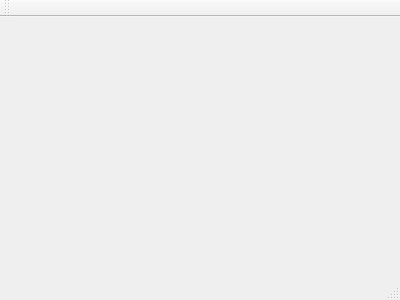
This is SignalsSlots/mainwindow.ui in CodexVII/Qt as Qt 5 draws it before an edit. The edited form follows.
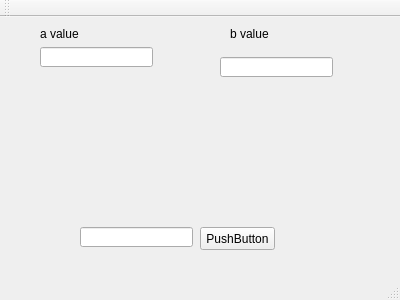
This is the edited form.

Patch:
```diff
--- a/SignalsSlots/mainwindow.ui
+++ b/SignalsSlots/mainwindow.ui
@@ -12,13 +12,98 @@
   <property name="windowTitle" >
    <string>MainWindow</string>
   </property>
-  <widget class="QMenuBar" name="menuBar" />
-  <widget class="QToolBar" name="mainToolBar" />
-  <widget class="QWidget" name="centralWidget" />
-  <widget class="QStatusBar" name="statusBar" />
+  <widget class="QWidget" name="centralWidget">
+   <widget class="QLineEdit" name="aValue">
+    <property name="geometry">
+     <rect>
+      <x>40</x>
+      <y>30</y>
+      <width>113</width>
+      <height>20</height>
+     </rect>
+    </property>
+   </widget>
+   <widget class="QLineEdit" name="bValue">
+    <property name="geometry">
+     <rect>
+      <x>220</x>
+      <y>40</y>
+      <width>113</width>
+      <height>20</height>
+     </rect>
+    </property>
+   </widget>
+   <widget class="QPushButton" name="pushButton">
+    <property name="geometry">
+     <rect>
+      <x>200</x>
+      <y>210</y>
+      <width>75</width>
+      <height>23</height>
+     </rect>
+    </property>
+    <property name="text">
+     <string>PushButton</string>
+    </property>
+   </widget>
+   <widget class="QLabel" name="label">
+    <property name="geometry">
+     <rect>
+      <x>40</x>
+      <y>10</y>
+      <width>47</width>
+      <height>13</height>
+     </rect>
+    </property>
+    <property name="text">
+     <string>a value</string>
+    </property>
+   </widget>
+   <widget class="QLabel" name="label_2">
+    <property name="geometry">
+     <rect>
+      <x>230</x>
+      <y>10</y>
+      <width>47</width>
+      <height>13</height>
+     </rect>
+    </property>
+    <property name="text">
+     <string>b value</string>
+    </property>
+   </widget>
+   <widget class="QLineEdit" name="counterUpdate">
+    <property name="geometry">
+     <rect>
+      <x>80</x>
+      <y>210</y>
+      <width>113</width>
+      <height>20</height>
+     </rect>
+    </property>
+   </widget>
+  </widget>
+  <widget class="QMenuBar" name="menuBar">
+   <property name="geometry">
+    <rect>
+     <x>0</x>
+     <y>0</y>
+     <width>400</width>
+     <height>21</height>
+    </rect>
+   </property>
+  </widget>
+  <widget class="QToolBar" name="mainToolBar">
+   <attribute name="toolBarArea">
+    <enum>TopToolBarArea</enum>
+   </attribute>
+   <attribute name="toolBarBreak">
+    <bool>false</bool>
+   </attribute>
+  </widget>
+  <widget class="QStatusBar" name="statusBar"/>
  </widget>
- <layoutDefault spacing="6" margin="11" />
- <pixmapfunction></pixmapfunction>
+ <layoutdefault spacing="6" margin="11"/>
  <resources/>
  <connections/>
 </ui>
```
Left out of the diff: 7 changed lines with no effect on the pictures.
